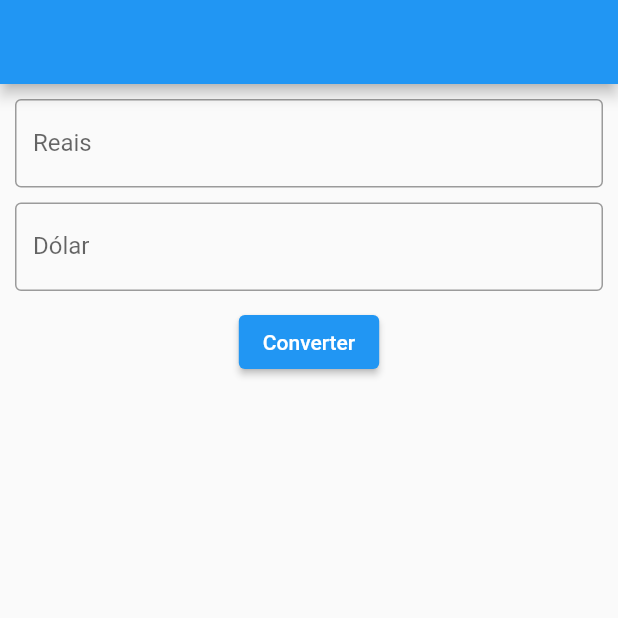
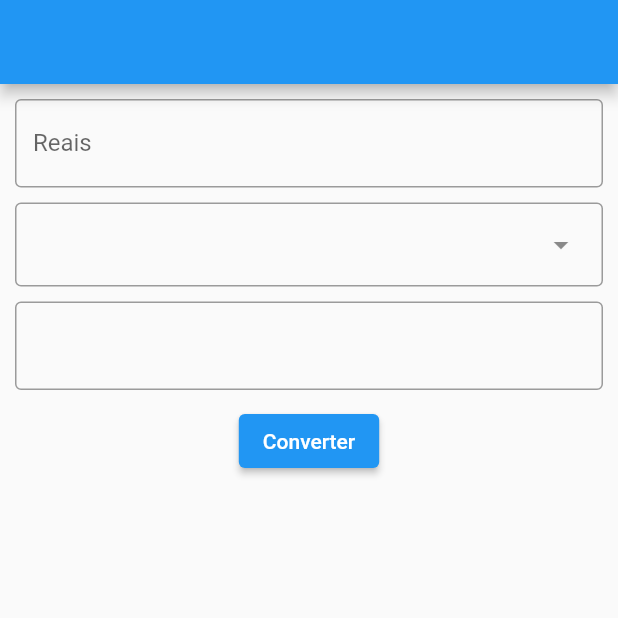
Before and after one commit to professordezani/lp3_cotacao_app, a Flutter app: the screen it shows after launch, on a phone screen of 412 x 824 dp, the top half of it. Run offline on Flutter 3.47's test engine with Material 3 defaults, Android fonts, the phone set to English and light mode, and no system bars.

```diff
--- a/lib/main.dart
+++ b/lib/main.dart
@@ -1,23 +1,31 @@
+// ignore_for_file: prefer_const_constructors, prefer_const_literals_to_create_immutables
+
 import 'package:flutter/material.dart';
 import 'package:http/http.dart' as http;
 import 'dart:convert';
 
 void main() => runApp(MyApp());
 
-class MyApp extends StatelessWidget {
+class MyApp extends StatefulWidget {
+  @override
+  State<MyApp> createState() => _MyAppState();
+}
 
+class _MyAppState extends State<MyApp> {
   var txtReais = TextEditingController();
   var txtDolares = TextEditingController();
+  var txtMoeda = TextEditingController();
+  var moeda = "USD-BRL";
 
   void converter () async {
 
-    var url = 'https://economia.awesomeapi.com.br/json/last/USD-BRL';
+    var url = 'https://economia.awesomeapi.com.br/json/last/$moeda';
 
     var response = await http.get(Uri.parse(url));
 
     var dados = json.decode(response.body);
 
-    double cotacao = double.parse(dados["USDBRL"]["ask"]);
+    double cotacao = double.parse(dados[moeda.replaceFirst("-", "")]["ask"]);
     double reais = double.parse(txtReais.text);
     double dolares = reais / cotacao;
     txtDolares.text = dolares.toString();
@@ -41,10 +49,21 @@ class MyApp extends StatelessWidget {
               ),
             ),
             SizedBox(height: 10),
+            DropdownMenu(
+              width: MediaQuery.of(context).size.width - 20,
+              onSelected: (value) => setState(() => moeda = value!),
+              controller: txtMoeda,
+              dropdownMenuEntries: [
+                DropdownMenuEntry(label: "Dólar", value: "USD-BRL"),
+                DropdownMenuEntry(label: "Euro", value: "EUR-BRL"),
+                DropdownMenuEntry(label: "Bitcoin", value: "BTC-BRL"),
+              ]
+            ),
+            SizedBox(height: 10),
             TextField(
               controller: txtDolares,
               decoration: InputDecoration(
-                labelText: "Dólar",
+                labelText: txtMoeda.text,
                 border: OutlineInputBorder()
               ),
             ),
```
